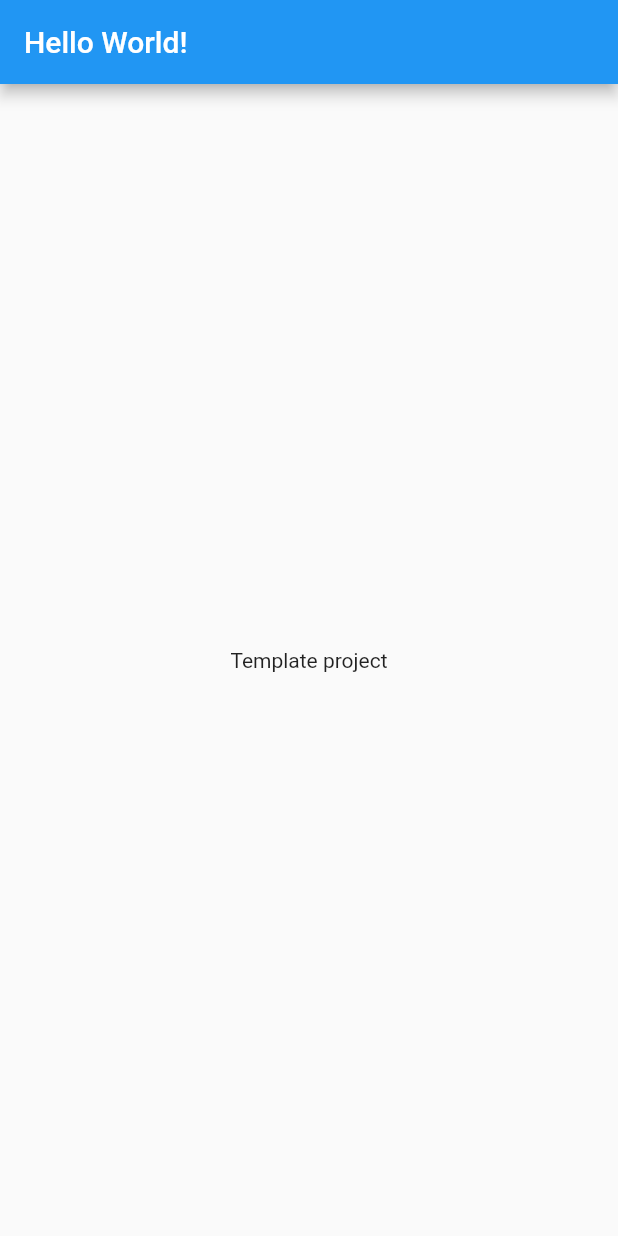
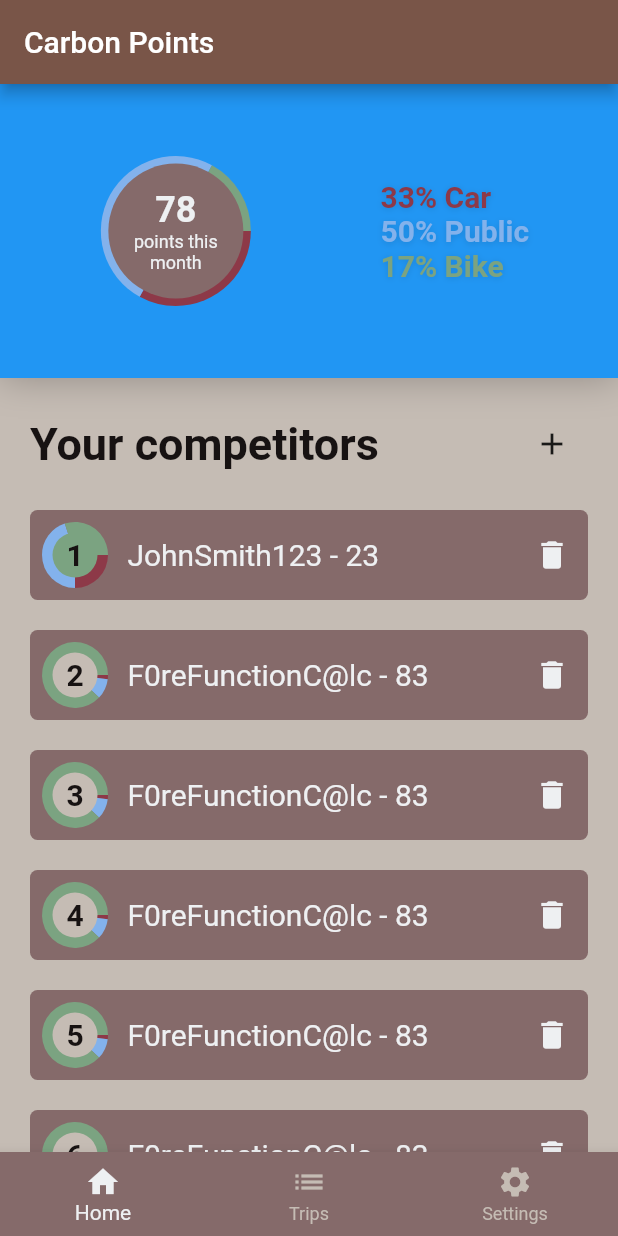
Before and after one commit to davidjhorine/diamondhacks-21-submission, a Flutter app: the screen it shows after launch, on a phone screen of 412 x 824 dp. Run offline on Flutter 3.47's test engine with Material 2 defaults, Android fonts, the light colour scheme and no system bars; drawn by our look-alikes of pie_chart.

Commit message:
Build out basic UI design for main page

```diff
--- /dev/null
+++ b/app/lib/addNewCompetitor.dart
@@ -0,0 +1,41 @@
+import 'package:flutter/material.dart';
+import './ourColors.dart' as ourColors;
+
+class AddNewCompetitor extends StatefulWidget {
+  final Function goHome;
+  AddNewCompetitor({this.goHome});
+
+  @override
+  _AddNewCompetitorState createState() => _AddNewCompetitorState();
+}
+
+class _AddNewCompetitorState extends State<AddNewCompetitor> {
+  @override
+  Widget build(BuildContext context) {
+    return Container(
+        margin: EdgeInsets.all(20),
+        child: Column(
+          children: [
+            Text(
+              'Want to compare your Carbon Points?',
+              style: ourColors.headerText,
+            ),
+            Text(
+                '\nAdd a competitor to compare points and stats on a leaderboard\n',
+                style: TextStyle(color: ourColors.textDark, fontSize: 20)),
+            TextField(
+              decoration:
+                  InputDecoration(hintText: 'Username of your competitor'),
+            ),
+            Row(
+              mainAxisAlignment: MainAxisAlignment.spaceBetween,
+              children: [
+                ElevatedButton(
+                    onPressed: this.widget.goHome, child: Text('Nevermind')),
+                ElevatedButton(onPressed: null, child: Text('Add competitor!'))
+              ],
+            )
+          ],
+        ));
+  }
+}
--- /dev/null
+++ b/app/lib/leaderboardPerson.dart
@@ -0,0 +1,82 @@
+import 'package:flutter/material.dart';
+import './ourColors.dart' as ourColors;
+import 'package:pie_chart/pie_chart.dart';
+
+class LeaderboardPerson extends StatelessWidget {
+  final String username;
+  final int place, car, public, bike;
+  LeaderboardPerson(
+      {this.username, this.car, this.public, this.bike, this.place});
+  @override
+  Widget build(BuildContext context) {
+    return Container(
+        margin: EdgeInsets.only(left: 20, right: 20, bottom: 20),
+        height: 60,
+        decoration: BoxDecoration(
+            color: ourColors.bgDark, borderRadius: BorderRadius.circular(5)),
+        child: Row(
+          mainAxisAlignment: MainAxisAlignment.spaceBetween,
+          // The two rows should look like this: [ [OO]     O ]
+          children: [
+            Row(
+              children: [
+                MiniGraph(this.place.toDouble(), this.car.toDouble(),
+                    this.public.toDouble(), this.bike.toDouble()),
+                Text(
+                  // Substituting spaces instead of a container with margins allows for more rapid development times
+                  " " + this.username,
+                  style: TextStyle(color: ourColors.textLight, fontSize: 20),
+                )
+              ],
+            ),
+            IconButton(
+              onPressed: () => 1 + 1,
+              icon: Icon(Icons.delete),
+              color: ourColors.textLight,
+            )
+          ],
+        ));
+  }
+}
+
+// ignore: must_be_immutable
+class MiniGraph extends StatelessWidget {
+  // These cannot be finals because the place value has to change later
+  double place, car, public, bike;
+  MiniGraph(this.place, this.car, this.public, this.bike);
+  @override
+  Widget build(BuildContext context) {
+    place++; // Accounts for the fact that indexes start at 0, but the real world doesn't have a 0th place
+    return Container(
+      child: Stack(
+        alignment: Alignment.center,
+        children: [
+          PieChart(
+            dataMap: {"car": car, "public": public, "bike": bike},
+            colorList: [ourColors.red, ourColors.blue, ourColors.green],
+            legendOptions: LegendOptions(showLegends: false),
+            chartRadius: 50,
+            chartValuesOptions: ChartValuesOptions(showChartValues: false),
+          ),
+          Container(
+            alignment: Alignment.center,
+            width: 30,
+            height: 30,
+            decoration: BoxDecoration(
+              shape: BoxShape.circle,
+              color: (this.place == 1) ? ourColors.green : ourColors.bgLight,
+            ),
+            child: Text(
+              this.place.toInt().toString(),
+              style: TextStyle(
+                fontWeight: FontWeight.bold,
+                color: ourColors.textDark,
+                fontSize: 20,
+              ),
+            ),
+          )
+        ],
+      ),
+    );
+  }
+}
--- a/app/lib/main.dart
+++ b/app/lib/main.dart
@@ -1,23 +1,150 @@
-import 'package:flutter/material.dart';
+import 'package:app/leaderboardPerson.dart';
+import 'package:flutter/material.dart'; // This library provides all the material design styled widgets
+import './mainHeaderWidget.dart';
+import './leaderboardPerson.dart';
+import './addNewCompetitor.dart';
+import './ourColors.dart' as ourColors;
+import 'testData.dart' as testData;
 
 void main() {
+  // Because there's so little that has to go into MaterialApp, the code is cleaner just keeping it here instead of putting it in a new class
   runApp(MaterialApp(
-    title: 'App title here',
+    title: 'App title here', //TODO: Add app title
     home: HomePage(),
+    theme: ThemeData(
+      primarySwatch: Colors.brown,
+      scaffoldBackgroundColor: ourColors.bgLight,
+    ),
   ));
 }
 
 class HomePage extends StatefulWidget {
+  // This homepage needs to be stateful because it has animations and changing data
   @override
   _HomePageState createState() => _HomePageState();
 }
 
 class _HomePageState extends State<HomePage> {
+  var _navState = 'home';
+  var _returnedNavState;
+  int bottomTabIndex = 0;
+
+  void _goHome() {
+    setState(() {
+      _navState = 'home';
+    });
+  }
+
+  void _viewTrips() {
+    setState(() {
+      _navState = 'trips';
+    });
+  }
+
+  void _viewSettings() {
+    setState(() {
+      _navState = 'settings';
+    });
+  }
+
+  void _addNew() {
+    setState(() {
+      _navState = 'addNew';
+    });
+  }
+
+  void _bottomTabChangeHandler(int index) {
+    if (index == 0) {
+      _goHome();
+    } else if (index == 1) {
+      _viewTrips();
+    } else if (index == 2) {
+      _viewSettings();
+    }
+    bottomTabIndex = index;
+  }
+
   @override
   Widget build(BuildContext context) {
+    // This bit of logic handles switching screen in the context of the original scaffold
+    if (_navState == 'home') {
+      _returnedNavState = MainPage(addNew: _addNew);
+    } else if (_navState == 'addNew') {
+      _returnedNavState = AddNewCompetitor(
+        goHome: _goHome,
+      );
+    }
+
     return (Scaffold(
-      appBar: AppBar(title: Text('Hello World!')),
-      body: Center(child: Text('Template project')),
+      appBar: AppBar(title: Text('Carbon Points')),
+      body: _returnedNavState,
+      bottomNavigationBar: BottomNavigationBar(
+        items: [
+          BottomNavigationBarItem(icon: Icon(Icons.home), label: 'Home'),
+          BottomNavigationBarItem(icon: Icon(Icons.list), label: 'Trips'),
+          BottomNavigationBarItem(icon: Icon(Icons.settings), label: 'Settings')
+        ],
+        backgroundColor: ourColors.bgDark,
+        fixedColor: ourColors.textLight,
+        unselectedItemColor: ourColors.bgLight,
+        currentIndex: bottomTabIndex,
+        onTap: _bottomTabChangeHandler,
+      ),
     ));
   }
 }
+
+class MainPage extends StatefulWidget {
+  Function addNew;
+  MainPage({this.addNew});
+  _addNew() => addNew();
+  // The function here is required to be named because positional arguments are always required, breaking createState
+  @override
+  _MainPageState createState() => _MainPageState(_addNew);
+}
+
+class _MainPageState extends State<MainPage> {
+  Function addNew;
+  _MainPageState(final this.addNew);
+  @override
+  Widget build(BuildContext context) {
+    print(testData.fakeCompetitors['competitors'].length);
+    (widget.addNew == null) ? print('null!') : print('not null');
+    return Column(
+      children: [
+        HeaderWidget(),
+        Container(
+            margin: EdgeInsets.symmetric(vertical: 20, horizontal: 20),
+            child: Row(
+              mainAxisAlignment: MainAxisAlignment.spaceBetween,
+              children: [
+                Text(
+                  'Your competitors',
+                  style: ourColors.headerText,
+                ),
+                IconButton(onPressed: addNew, icon: Icon(Icons.add)),
+              ],
+            )),
+        Expanded(
+            child: ListView.builder(
+                itemCount: testData.fakeCompetitors['competitors'].length,
+                itemBuilder: (BuildContext context, int index) {
+                  return LeaderboardPerson(
+                    username: testData.fakeCompetitors['competitors'][index]
+                            ['username'] +
+                        ' - ' +
+                        testData.fakeCompetitors['competitors'][index]['score']
+                            .toString(),
+                    place: index,
+                    bike: testData.fakeCompetitors['competitors'][index]
+                        ['bikeUsage'],
+                    car: testData.fakeCompetitors['competitors'][index]
+                        ['carUsage'],
+                    public: testData.fakeCompetitors['competitors'][index]
+                        ['publicUsage'],
+                  );
+                }))
+      ],
+    );
+  }
+}
--- /dev/null
+++ b/app/lib/mainHeaderWidget.dart
@@ -0,0 +1,122 @@
+// This widget will be used to display the graph and percentage header on the main screen
+import 'package:flutter/material.dart';
+import './ourColors.dart' as ourColors;
+import 'package:pie_chart/pie_chart.dart';
+
+class HeaderWidget extends StatefulWidget {
+  @override
+  _HeaderWidgetState createState() => _HeaderWidgetState();
+}
+
+class _HeaderWidgetState extends State<HeaderWidget> {
+  @override
+  Widget build(BuildContext context) {
+    return Container(
+      padding: EdgeInsets.symmetric(vertical: 40, horizontal: 20),
+      decoration: BoxDecoration(
+          /*image: DecorationImage(
+          image: AssetImage('put thing here'), //TODO: Add correct image
+          fit: BoxFit.cover,
+        ),*/
+          color: Colors.blue,
+          boxShadow: [
+            BoxShadow(
+              color: Colors.black26,
+              blurRadius: 20,
+            )
+          ]),
+      child: Row(
+        mainAxisAlignment: MainAxisAlignment.spaceAround,
+        children: [
+          _AnimatedHeaderGraph(),
+          Column(
+            crossAxisAlignment: CrossAxisAlignment.start,
+            children: [
+              Text(
+                '33% Car',
+                style: TextStyle(
+                    color: ourColors.red,
+                    fontSize: 20,
+                    fontWeight: FontWeight.bold,
+                    shadows: [ourColors.textShadow]),
+              ),
+              Text(
+                '50% Public',
+                style: TextStyle(
+                    color: ourColors.blue,
+                    fontSize: 20,
+                    fontWeight: FontWeight.bold,
+                    shadows: [ourColors.textShadow]),
+              ),
+              Text(
+                '17% Bike',
+                style: TextStyle(
+                    color: ourColors.green,
+                    fontSize: 20,
+                    fontWeight: FontWeight.bold,
+                    shadows: [ourColors.textShadow]),
+              ),
+            ],
+          ),
+        ],
+      ),
+    );
+  }
+}
+
+class _AnimatedHeaderGraph extends StatefulWidget {
+  @override
+  __AnimatedHeaderGraphState createState() => __AnimatedHeaderGraphState();
+}
+
+class __AnimatedHeaderGraphState extends State<_AnimatedHeaderGraph> {
+  final Map<String, double> exampleDatamap = {
+    "Car": 33,
+    "Public": 50,
+    "Bike": 17,
+  };
+  @override
+  Widget build(BuildContext context) {
+    return Stack(
+      alignment: Alignment.center,
+      children: [
+        PieChart(
+          colorList: [ourColors.red, ourColors.blue, ourColors.green],
+          dataMap: exampleDatamap,
+          legendOptions: LegendOptions(showLegends: false),
+          chartRadius: 100,
+          chartValuesOptions: ChartValuesOptions(showChartValues: false),
+        ),
+        Center(
+          child: Container(
+            decoration: BoxDecoration(
+              color: ourColors.bgDark,
+              shape: BoxShape.circle,
+            ),
+            width: 90,
+            height: 90,
+            child: Center(
+                child: Column(
+              mainAxisAlignment: MainAxisAlignment.center,
+              children: [
+                Text(
+                  '78',
+                  textAlign: TextAlign.center,
+                  style: TextStyle(
+                      fontSize: 24,
+                      color: ourColors.textLight,
+                      fontWeight: FontWeight.bold),
+                ),
+                Text(
+                  'points this month',
+                  textAlign: TextAlign.center,
+                  style: TextStyle(fontSize: 12, color: ourColors.textLight),
+                ),
+              ],
+            )),
+          ),
+        )
+      ],
+    );
+  }
+}
--- /dev/null
+++ b/app/lib/ourColors.dart
@@ -0,0 +1,19 @@
+//This file defines the colorscheme of the app
+import 'package:flutter/material.dart';
+
+// These colors are the main colors of the app
+const textLight = Color(0xFFEEF0F2);
+const textDark = Color(0xFF171212);
+const bgLight = Color(0xFFC5BCB4);
+const bgDark = Color(0xFF856A6A);
+
+// These colors will be used for the graph and anytime a bright accent is needed
+const red = Color(0xFF8D3948);
+const green = Color(0xFF7BA381);
+const blue = Color(0xFF83B2EC);
+
+// These's aren't colors, but close enough that they'll go here anyways
+const textShadow =
+    Shadow(blurRadius: 5, color: Colors.black12, offset: Offset(0, 1));
+const headerText =
+    TextStyle(fontSize: 30, color: textDark, fontWeight: FontWeight.bold);
--- /dev/null
+++ b/app/lib/testData.dart
@@ -0,0 +1,62 @@
+// This file contains example data used to test things prior to the API being ready
+
+Map fakeCompetitors = {
+  "competitors": [
+    {
+      "username": "JohnSmith123",
+      "score": 23,
+      "carUsage": 25,
+      "publicUsage": 45,
+      "bikeUsage": 30
+    },
+    {
+      "username": "F0reFunctionC@lc",
+      "score": 83,
+      "carUsage": 2,
+      "publicUsage": 10,
+      "bikeUsage": 88
+    },
+    {
+      "username": "F0reFunctionC@lc",
+      "score": 83,
+      "carUsage": 2,
+      "publicUsage": 10,
+      "bikeUsage": 88
+    },
+    {
+      "username": "F0reFunctionC@lc",
+      "score": 83,
+      "carUsage": 2,
+      "publicUsage": 10,
+      "bikeUsage": 88
+    },
+    {
+      "username": "F0reFunctionC@lc",
+      "score": 83,
+      "carUsage": 2,
+      "publicUsage": 10,
+      "bikeUsage": 88
+    },
+    {
+      "username": "F0reFunctionC@lc",
+      "score": 83,
+      "carUsage": 2,
+      "publicUsage": 10,
+      "bikeUsage": 88
+    },
+    {
+      "username": "F0reFunctionC@lc",
+      "score": 83,
+      "carUsage": 2,
+      "publicUsage": 10,
+      "bikeUsage": 88
+    },
+    {
+      "username": "F0reFunctionC@lc",
+      "score": 83,
+      "carUsage": 2,
+      "publicUsage": 10,
+      "bikeUsage": 88
+    },
+  ]
+};
--- a/app/pubspec.yaml
+++ b/app/pubspec.yaml
@@ -23,6 +23,7 @@ environment:
 dependencies:
   flutter:
     sdk: flutter
+  pie_chart:
 
 
   # The following adds the Cupertino Icons font to your application.
```
Also changed, not shown: app/pubspec.lock, 1 other file.
